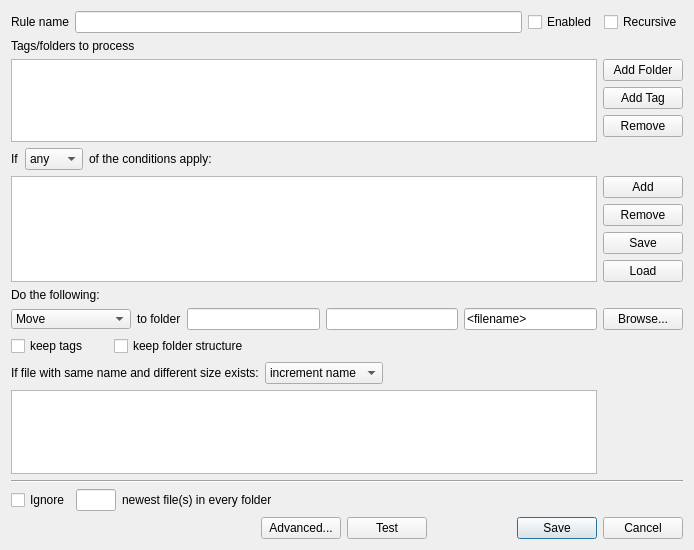
Before: the Qt Designer form ui/rule_edit_window.ui in midnightdim/declutter, drawn with Qt 5.
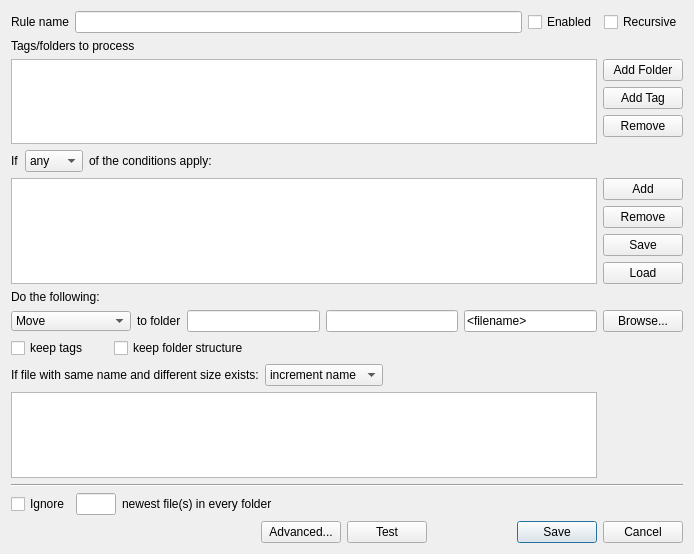
After: the same form once the commit is applied.

Diff of the .ui file:
```diff
--- a/ui/rule_edit_window.ui
+++ b/ui/rule_edit_window.ui
@@ -10,7 +10,7 @@
     <x>0</x>
     <y>0</y>
     <width>694</width>
-    <height>550</height>
+    <height>554</height>
    </rect>
   </property>
   <property name="sizePolicy">
```
Left out of the diff: 10 changed lines with no effect on the pictures.
